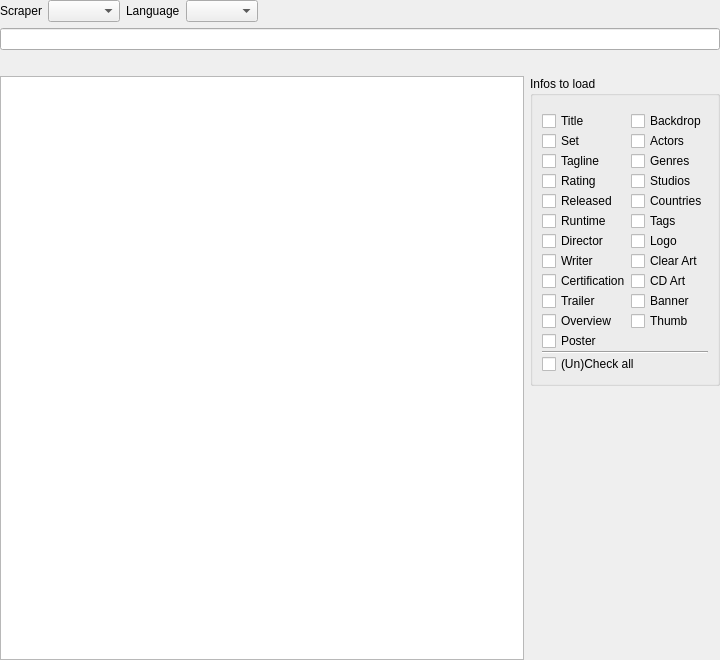
Before: the Qt Designer form src/ui/movies/MovieSearchWidget.ui in Komet/MediaElch, drawn with Qt 5.
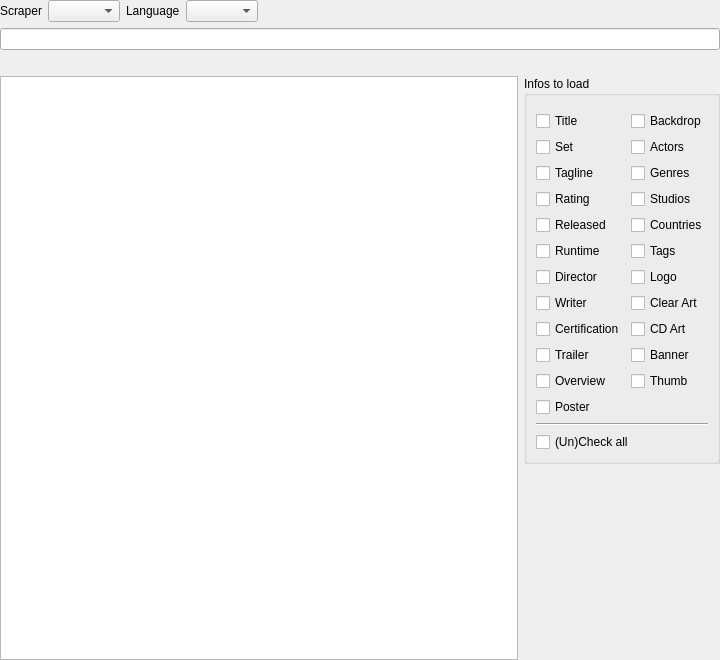
After: the same form once the commit is applied. Custom widgets are drawn as their Qt base class.

Commit message: [UI] Fix spacing for checkboxes in movie search window

```diff
--- a/src/ui/movies/MovieSearchWidget.ui
+++ b/src/ui/movies/MovieSearchWidget.ui
@@ -136,9 +136,6 @@
           <string>Infos to load</string>
          </property>
          <layout class="QVBoxLayout" name="verticalLayout_4">
-          <property name="spacing">
-           <number>0</number>
-          </property>
           <item>
            <spacer name="verticalSpacer_2">
             <property name="orientation">
```
The commit also changes 1 other file.
